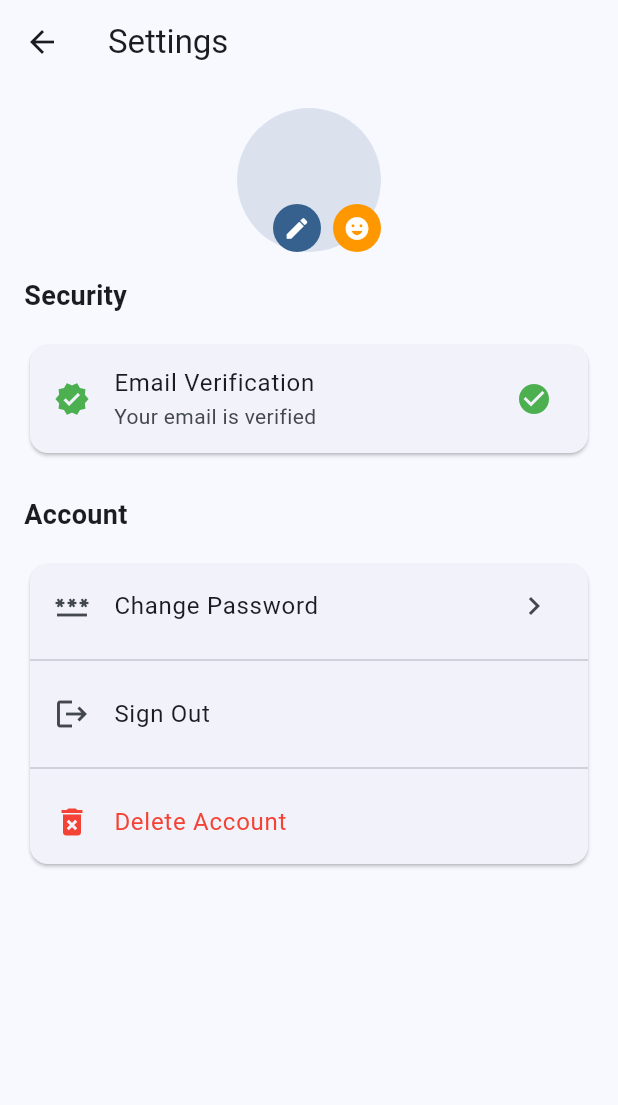
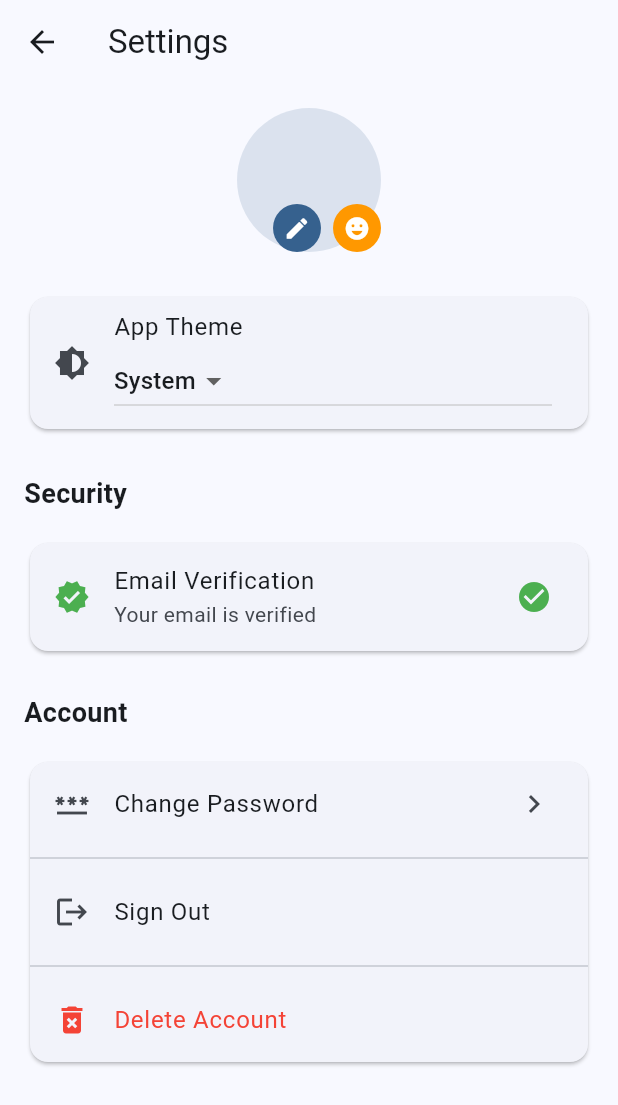
Before and after one commit to imahsanali01/flyer_chat, a Flutter app: the screen it shows once a user with an empty profile is signed in, after a tap on the "settings" icon, on a phone screen of 412 x 824 dp. Shown: the top 1105 px of the screen. Run offline on Flutter 3.47's test engine with Material 3 defaults, Android fonts, the phone set to English and light mode, and no system bars; our stand-ins replace audioplayers, cached_network_image, chewie, cloud_firestore, device_info_plus, emoji_picker_flutter and 14 more; missing offline and left inert: agora_rtc_engine, video_compress, video_thumbnail; accounts and stored records are empty.

Commit message:
added theme mode change option in settings

```diff
--- a/lib/main.dart
+++ b/lib/main.dart
@@ -5,13 +5,32 @@ import 'firebase_options.dart';
 import 'src/services/auth_service.dart';
 import 'src/views/auth/login_screen.dart';
 import 'src/views/chat/chat_list_screen.dart';
+import 'src/theme/app_theme.dart';
+
+class ThemeProvider extends ChangeNotifier {
+  ThemeMode _themeMode = ThemeMode.system;
+  ThemeMode get themeMode => _themeMode;
+
+  void setThemeMode(ThemeMode mode) {
+    _themeMode = mode;
+    notifyListeners();
+  }
+}
 
 void main() async {
   WidgetsFlutterBinding.ensureInitialized();
   await Firebase.initializeApp(
     options: DefaultFirebaseOptions.currentPlatform,
   );
-  runApp(const MyApp());
+  runApp(
+    MultiProvider(
+      providers: [
+        ChangeNotifierProvider(create: (_) => AuthService()),
+        ChangeNotifierProvider(create: (_) => ThemeProvider()),
+      ],
+      child: const MyApp(),
+    ),
+  );
 }
 
 class MyApp extends StatelessWidget {
@@ -19,27 +38,14 @@ class MyApp extends StatelessWidget {
 
   @override
   Widget build(BuildContext context) {
-    return MultiProvider(
-      providers: [
-        ChangeNotifierProvider(create: (_) => AuthService()),
-      ],
-      child: MaterialApp(
+    return Consumer<ThemeProvider>(
+      builder: (context, themeProvider, _) {
+        return MaterialApp(
           title: 'Flyer Chat',
           debugShowCheckedModeBanner: false,
-      theme: ThemeData(
-          colorScheme: ColorScheme.fromSeed(
-            seedColor: Colors.blue,
-            brightness: Brightness.light,
-          ),
-          useMaterial3: true,
-        ),
-        darkTheme: ThemeData(
-          colorScheme: ColorScheme.fromSeed(
-            seedColor: Colors.blue,
-            brightness: Brightness.dark,
-          ),
-          useMaterial3: true,
-      ),
+          theme: AppTheme.lightTheme,
+          darkTheme: AppTheme.darkTheme,
+          themeMode: themeProvider.themeMode,
           home: Consumer<AuthService>(
             builder: (context, authService, _) {
               return authService.currentUser != null
@@ -47,7 +53,8 @@ class MyApp extends StatelessWidget {
                   : const LoginScreen();
             },
           ),
-      ),
+        );
+      },
     );
   }
 }
--- /dev/null
+++ b/lib/src/theme/app_theme.dart
@@ -0,0 +1,19 @@
+import 'package:flutter/material.dart';
+
+class AppTheme {
+  static ThemeData lightTheme = ThemeData(
+    colorScheme: ColorScheme.fromSeed(
+      seedColor: Colors.blue,
+      brightness: Brightness.light,
+    ),
+    useMaterial3: true,
+  );
+
+  static ThemeData darkTheme = ThemeData(
+    colorScheme: ColorScheme.fromSeed(
+      seedColor: Colors.blue,
+      brightness: Brightness.dark,
+    ),
+    useMaterial3: true,
+  );
+}
--- a/lib/src/views/chat/chat_screen.dart
+++ b/lib/src/views/chat/chat_screen.dart
@@ -1787,7 +1787,7 @@ class _BackgroundPickerDialogState extends State<_BackgroundPickerDialog> {
   }
 
   Future<void> _saveBackground() async {
-    setState(() => _isLoading = true);
+    if (mounted) setState(() => _isLoading = true);
     Map<String, dynamic>? bg;
     if (_selectedImage != null) {
       bg = {
@@ -1822,7 +1822,7 @@ class _BackgroundPickerDialogState extends State<_BackgroundPickerDialog> {
       'timestamp': Timestamp.now(),
       'isRead': true,
     });
-    setState(() => _isLoading = false);
+    if (mounted) setState(() => _isLoading = false);
     Navigator.of(context).pop();
   }
 
@@ -1845,10 +1845,12 @@ class _BackgroundPickerDialogState extends State<_BackgroundPickerDialog> {
       ),
     );
     if (confirmed == true) {
-      setState(() {
-        _selectedColor = null;
-        _selectedImage = null;
-      });
+      if (mounted) {
+        setState(() {
+          _selectedColor = null;
+          _selectedImage = null;
+        });
+      }
     }
   }
 
--- a/lib/src/views/profile/settings_screen.dart
+++ b/lib/src/views/profile/settings_screen.dart
@@ -10,6 +10,7 @@ import 'package:image_picker/image_picker.dart';
 import 'package:firebase_storage/firebase_storage.dart';
 import 'package:cloud_firestore/cloud_firestore.dart';
 import 'dart:convert';
+import '../../../main.dart'; // <-- Import ThemeProvider
 
 class SettingsScreen extends StatefulWidget {
   const SettingsScreen({super.key});
@@ -136,8 +137,42 @@ class _SettingsScreenState extends State<SettingsScreen> {
                 ],
               ),
             ),
-            const SizedBox(height: 16),
+            const SizedBox(height: 26),
           ],
+          // Theme mode switch
+          Card(
+            child: ListTile(
+              leading: const Icon(Icons.brightness_6),
+              title: const Text('App Theme'),
+              subtitle: Consumer<ThemeProvider>(
+                builder: (context, themeProvider, _) {
+                  return DropdownButton<ThemeMode>(
+                    value: themeProvider.themeMode,
+                    onChanged: (mode) {
+                      if (mode != null) {
+                        themeProvider.setThemeMode(mode);
+                      }
+                    },
+                    items: const [
+                      DropdownMenuItem(
+                        value: ThemeMode.system,
+                        child: Text('System'),
+                      ),
+                      DropdownMenuItem(
+                        value: ThemeMode.light,
+                        child: Text('Light'),
+                      ),
+                      DropdownMenuItem(
+                        value: ThemeMode.dark,
+                        child: Text('Dark'),
+                      ),
+                    ],
+                  );
+                },
+              ),
+            ),
+          ),
+          const SizedBox(height: 26),
           if (_errorMessage != null)
             Padding(
               padding: const EdgeInsets.only(bottom: 16),
```
Lines whose indentation alone changed are shown as unchanged.
